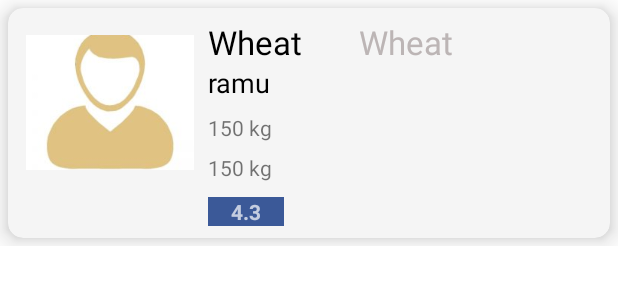
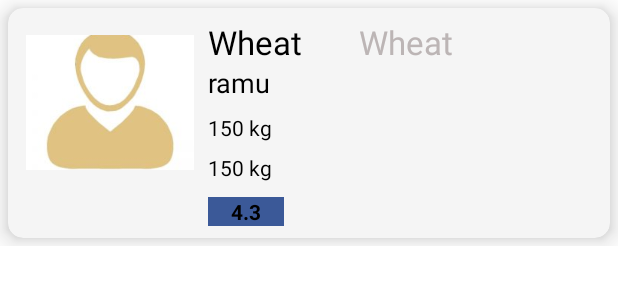
Before and after one commit to chinmaybadhe/food4good, an Android app: the layout rv_item_order.xml on its own in the app's theme, with its tools: preview values and no code run, on a phone screen of 412 x 824 dp. Shown: the top 300 px of the screen. Run offline under Robolectric (Android 15) with nearby library versions, the phone set to English and light mode, and no system bars.

Commit message:
minor changes

```diff
--- a/app/src/main/java/com/example/food4good/ContributorListActivity.java
+++ b/app/src/main/java/com/example/food4good/ContributorListActivity.java
@@ -337,7 +337,7 @@ class MyRecyclerViewAdapter extends RecyclerView.Adapter<MyRecyclerViewAdapter.V
         holder.cvContributorOrder.setOnClickListener(new View.OnClickListener() {
             @Override
             public void onClick(View view) {
-                Toast.makeText(ctx, "Time pass", Toast.LENGTH_SHORT).show();
+                //Toast.makeText(ctx, "Time pass", Toast.LENGTH_SHORT).show();
                 ////        Toast.makeText(this, "You clicked " + adapter.getItem(position) + " on row number " + position, Toast.LENGTH_SHORT).show();
         Context context = view.getContext();
         Intent intent = new Intent(context , RequestFoodActivity.class);
--- a/app/src/main/res/layout/rv_item_order.xml
+++ b/app/src/main/res/layout/rv_item_order.xml
@@ -65,6 +65,7 @@
                 android:id="@+id/tvVeg"
                 android:layout_width="wrap_content"
                 android:layout_height="wrap_content"
+                android:textColor="#000000"
                 android:layout_below="@id/tvRequesterName"
                 android:layout_marginLeft="5dp"
                 android:layout_marginTop="8dp"
@@ -78,6 +79,7 @@
                 android:layout_height="wrap_content"
                 android:layout_below="@id/tvVeg"
                 android:layout_marginLeft="5dp"
+                android:textColor="#000000"
                 android:layout_marginTop="7dp"
                 android:layout_toRightOf="@id/imgProfile"
                 android:text="150 kg"
@@ -86,6 +88,8 @@
             <TextView
                 android:id="@+id/tvRequesterRating"
                 android:layout_width="wrap_content"
+
+                android:textColor="#000000"
                 android:layout_height="wrap_content"
                 android:layout_below="@id/tvNonVeg"
                 android:layout_marginLeft="5dp"
```
